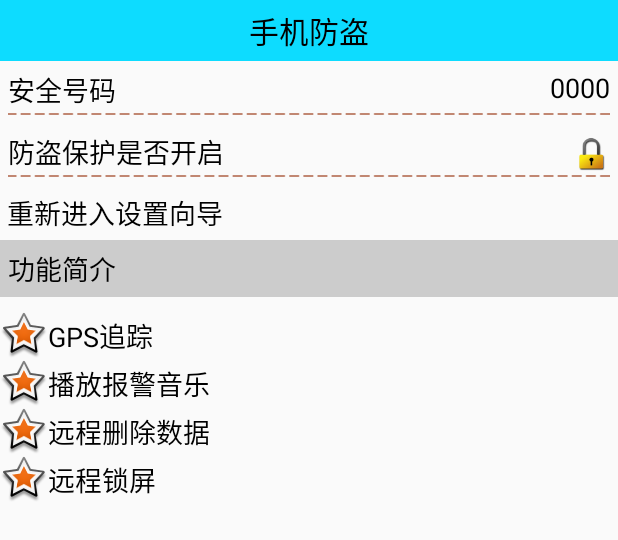
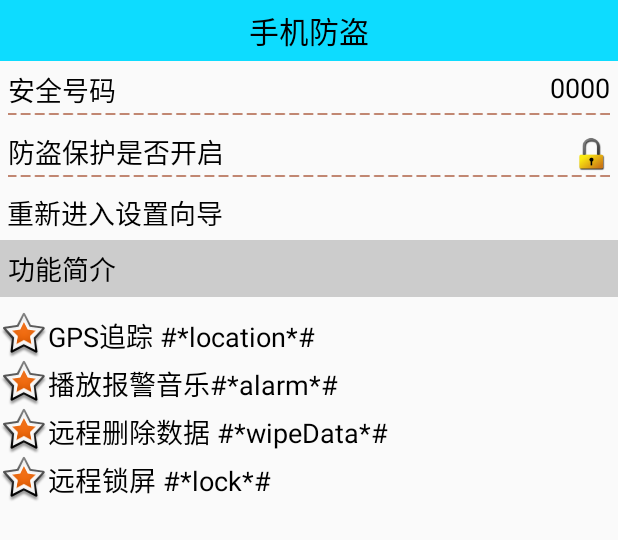
Before and after one commit to acejk/MobileSafe, an Android app: the layout activity_set_over.xml on its own in the app's theme, with its tools: preview values and no code run, on a phone screen of 412 x 824 dp. Shown: the top 540 px of the screen. Run offline under Robolectric (Android 15) with nearby library versions, the phone set to English and light mode, and no system bars.

Commit message:
手机防盗全部功能实现完成

```diff
--- a/app/src/main/java/com/oscar/mobilesafe/receiver/SmsReceiver.java
+++ b/app/src/main/java/com/oscar/mobilesafe/receiver/SmsReceiver.java
@@ -52,6 +52,7 @@ public class SmsReceiver extends BroadcastReceiver {
                         mDpm.lockNow();
                     } else {
                         Toast.makeText(context, "请先激活", Toast.LENGTH_SHORT).show();
+
                     }
                 }
 
--- a/app/src/main/res/layout/activity_set_over.xml
+++ b/app/src/main/res/layout/activity_set_over.xml
@@ -104,7 +104,7 @@
     <TextView
         android:layout_width="wrap_content"
         android:layout_height="wrap_content"
-        android:text="GPS追踪"
+        android:text="GPS追踪 #*location*#"
         android:drawableLeft="@android:drawable/star_big_on"
         android:gravity="center_vertical"
         android:textSize="18sp"
@@ -115,7 +115,7 @@
     <TextView
         android:layout_width="wrap_content"
         android:layout_height="wrap_content"
-        android:text="播放报警音乐"
+        android:text="播放报警音乐#*alarm*#"
         android:drawableLeft="@android:drawable/star_big_on"
         android:gravity="center_vertical"
         android:textSize="18sp"
@@ -125,7 +125,7 @@
     <TextView
         android:layout_width="wrap_content"
         android:layout_height="wrap_content"
-        android:text="远程删除数据"
+        android:text="远程删除数据 #*wipeData*#"
         android:drawableLeft="@android:drawable/star_big_on"
         android:gravity="center_vertical"
         android:textSize="18sp"
@@ -135,7 +135,7 @@
     <TextView
         android:layout_width="wrap_content"
         android:layout_height="wrap_content"
-        android:text="远程锁屏"
+        android:text="远程锁屏 #*lock*#"
         android:drawableLeft="@android:drawable/star_big_on"
         android:gravity="center_vertical"
         android:textSize="18sp"
```
